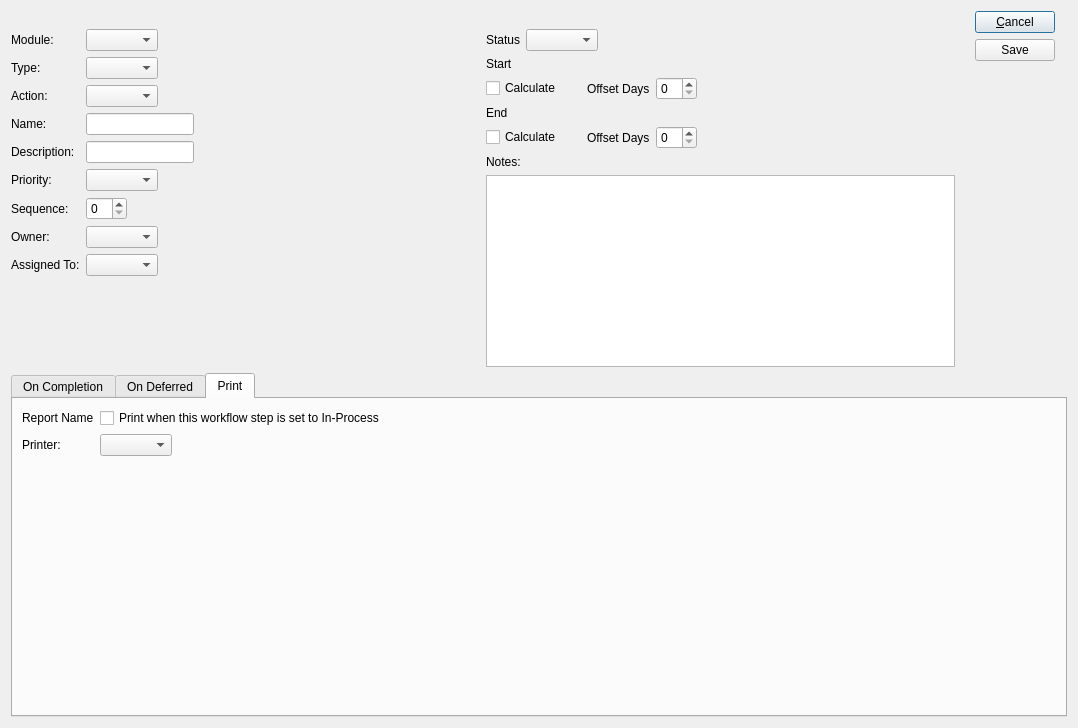
Qt form source/commercialcore/foundation-database/workflow/uiforms/WorkflowItem.ui (tomdatkins/xtuple) before a commit.
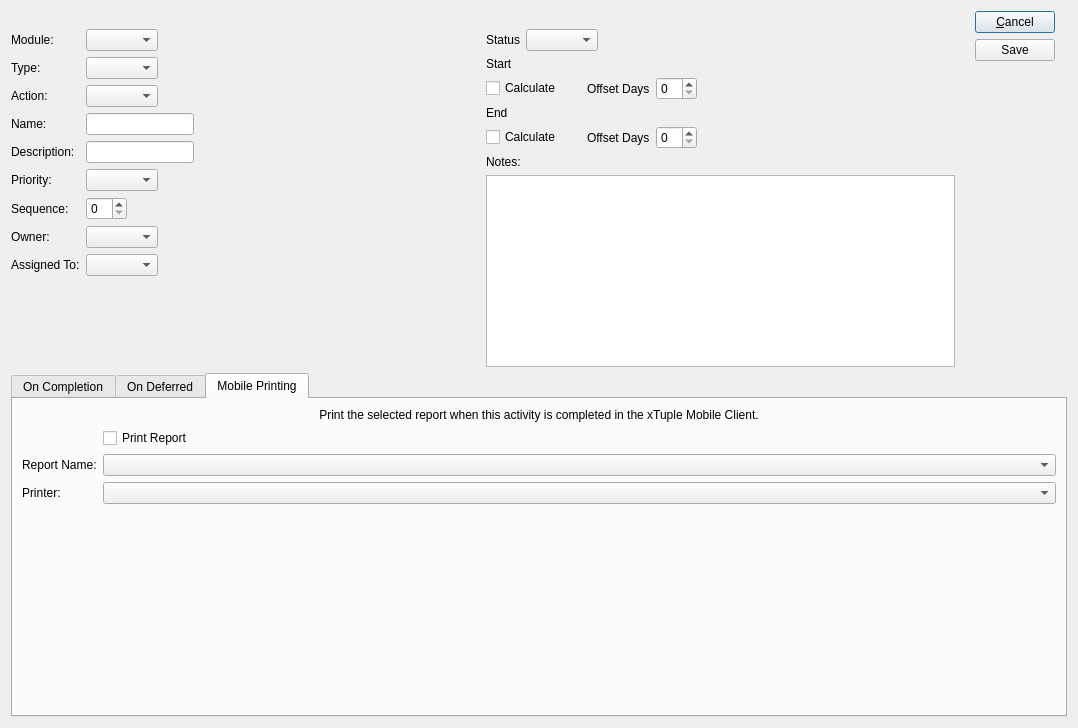
The same form after that commit. The open tabs and pages were chosen to show the change. Custom widgets are drawn as their Qt base class.

Commit message: fixed trigger issue--wf printing will be triggered from xtmi

Patch:
```diff
--- a/source/commercialcore/foundation-database/workflow/uiforms/WorkflowItem.ui
+++ b/source/commercialcore/foundation-database/workflow/uiforms/WorkflowItem.ui
@@ -548,43 +548,77 @@
        </widget>
        <widget class="QWidget" name="_printTab">
         <attribute name="title">
-         <string>Print</string>
+         <string>Mobile Printing</string>
         </attribute>
         <layout class="QGridLayout" name="gridLayout_3">
-         <item row="0" column="0">
+         <item row="1" column="0">
           <layout class="QFormLayout" name="formLayout_4">
-           <property name="fieldGrowthPolicy">
-            <enum>QFormLayout::FieldsStayAtSizeHint</enum>
-           </property>
            <item row="2" column="0">
-            <widget class="QLabel" name="_reportLit">
-             <property name="text">
-              <string>Report Name</string>
-             </property>
-            </widget>
-           </item>
-           <item row="2" column="1">
-            <widget class="QCheckBox" name="_printCkBox">
-             <property name="layoutDirection">
-              <enum>Qt::LeftToRight</enum>
-             </property>
-             <property name="text">
-              <string>Print when this workflow step is set to In-Process</string>
-             </property>
-            </widget>
-           </item>
-           <item row="3" column="0">
             <widget class="QLabel" name="_printerLit">
              <property name="text">
               <string>Printer:</string>
              </property>
             </widget>
            </item>
-           <item row="3" column="1">
+           <item row="2" column="1">
             <widget class="XComboBox" name="_printer"/>
            </item>
+           <item row="0" column="1">
+            <widget class="QCheckBox" name="_printCkBox">
+             <property name="layoutDirection">
+              <enum>Qt::LeftToRight</enum>
+             </property>
+             <property name="text">
+              <string>Print Report</string>
+             </property>
+            </widget>
+           </item>
+           <item row="1" column="0">
+            <widget class="QLabel" name="_reportLit">
+             <property name="text">
+              <string>Report Name:</string>
+             </property>
+            </widget>
+           </item>
+           <item row="1" column="1">
+            <widget class="XComboBox" name="_report">
+             <property name="type">
+              <enum>XComboBox::Reports</enum>
+             </property>
+            </widget>
+           </item>
           </layout>
          </item>
+         <item row="0" column="0">
+          <layout class="QHBoxLayout" name="horizontalLayout_7">
+           <item>
+            <widget class="QLabel" name="_MobilePrintInfoLit">
+             <property name="layoutDirection">
+              <enum>Qt::LeftToRight</enum>
+             </property>
+             <property name="text">
+              <string>Print the selected report when this activity is completed in the xTuple Mobile Client.</string>
+             </property>
+             <property name="alignment">
+              <set>Qt::AlignCenter</set>
+             </property>
+            </widget>
+           </item>
+          </layout>
+         </item>
+         <item row="2" column="0">
+          <spacer name="verticalSpacer_2">
+           <property name="orientation">
+            <enum>Qt::Vertical</enum>
+           </property>
+           <property name="sizeHint" stdset="0">
+            <size>
+             <width>20</width>
+             <height>40</height>
+            </size>
+           </property>
+          </spacer>
+         </item>
         </layout>
        </widget>
       </widget>
```
Left out of the diff: 2 changed lines with no effect on the pictures. The commit also changes 15 other files.
